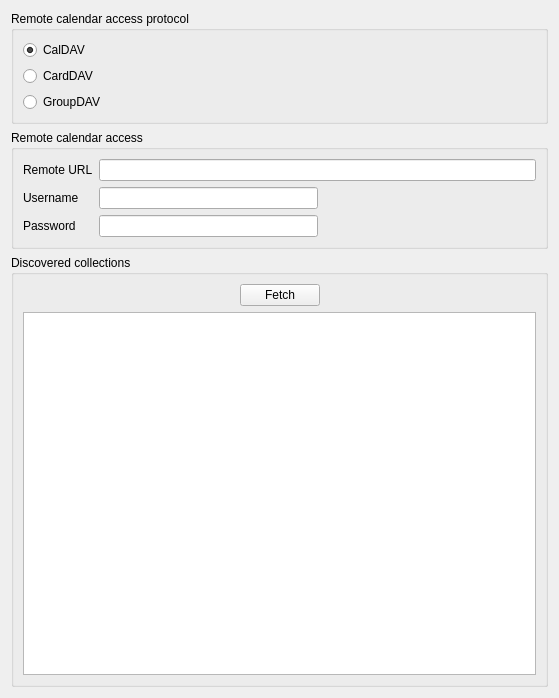
The window that resources/dav/resource/urlconfigurationdialog.ui (KDE/kdepim-runtime) describes before a commit, drawn with Qt 5.
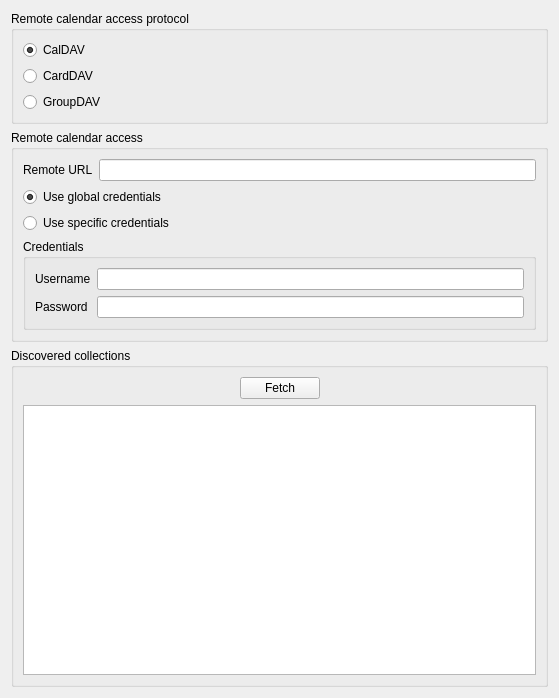
The same window after the commit. Custom widgets are drawn as their Qt base class.

The edit to the form file:
```diff
--- a/resources/dav/resource/urlconfigurationdialog.ui
+++ b/resources/dav/resource/urlconfigurationdialog.ui
@@ -67,18 +67,34 @@
      <property name="title">
       <string>Remote calendar access</string>
      </property>
-     <layout class="QFormLayout" name="formLayout">
-      <item row="0" column="0">
-       <widget class="QLabel" name="label">
-        <property name="text">
-         <string>Remote URL</string>
-        </property>
-       </widget>
-      </item>
+     <layout class="QFormLayout" name="formLayout_2">
       <item row="0" column="1">
        <widget class="KLineEdit" name="remoteUrl"/>
       </item>
-      <item row="1" column="0">
+      <item row="1" column="0" colspan="2">
+       <widget class="QRadioButton" name="useDefaultCreds">
+        <property name="text">
+         <string>Use global credentials</string>
+        </property>
+        <property name="checked">
+         <bool>true</bool>
+        </property>
+       </widget>
+      </item>
+      <item row="2" column="0" colspan="2">
+       <widget class="QRadioButton" name="useSpecificCreds">
+        <property name="text">
+         <string>Use specific credentials</string>
+        </property>
+       </widget>
+      </item>
+      <item row="3" column="0" colspan="2">
+       <widget class="QGroupBox" name="credentialsGroup">
+        <property name="title">
+         <string>Credentials</string>
+        </property>
+        <layout class="QFormLayout" name="formLayout">
+         <item row="0" column="0">
        <widget class="QLabel" name="label_4">
         <property name="accessibleDescription">
          <string comment="The user's login on the remote server"/>
@@ -91,27 +107,10 @@
         </property>
        </widget>
       </item>
-      <item row="1" column="1">
-       <layout class="QHBoxLayout" name="horizontalLayout">
-        <item>
+         <item row="0" column="1">
          <widget class="KLineEdit" name="username"/>
         </item>
-        <item>
-         <spacer name="horizontalSpacer_2">
-          <property name="orientation">
-           <enum>Qt::Horizontal</enum>
-          </property>
-          <property name="sizeHint" stdset="0">
-           <size>
-            <width>40</width>
-            <height>20</height>
-           </size>
-          </property>
-         </spacer>
-        </item>
-       </layout>
-      </item>
-      <item row="2" column="0">
+         <item row="1" column="0">
        <widget class="QLabel" name="label_5">
         <property name="accessibleDescription">
          <string comment="The user's login on the remote server"/>
@@ -124,29 +123,22 @@
         </property>
        </widget>
       </item>
-      <item row="2" column="1">
-       <layout class="QHBoxLayout" name="horizontalLayout_3">
-        <item>
+         <item row="1" column="1">
          <widget class="KLineEdit" name="password">
           <property name="echoMode">
            <enum>QLineEdit::Password</enum>
           </property>
          </widget>
         </item>
-        <item>
-         <spacer name="horizontalSpacer_4">
-          <property name="orientation">
-           <enum>Qt::Horizontal</enum>
-          </property>
-          <property name="sizeHint" stdset="0">
-           <size>
-            <width>40</width>
-            <height>20</height>
-           </size>
-          </property>
-         </spacer>
-        </item>
-       </layout>
+        </layout>
+       </widget>
+      </item>
+      <item row="0" column="0">
+       <widget class="QLabel" name="label">
+        <property name="text">
+         <string>Remote URL</string>
+        </property>
+       </widget>
       </item>
      </layout>
     </widget>
```
Left out of the diff: 19 changed lines with no effect on the pictures. Lines whose indentation alone changed are shown as unchanged.
